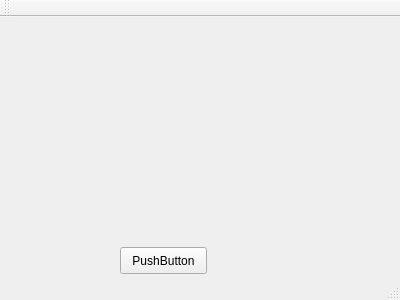
Old version of the form mainwindow.ui in the repository Ruj89/infmedica.
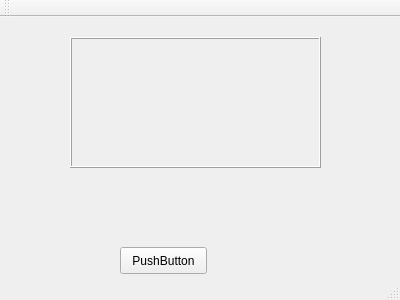
New version of the form.

The edit to the form file:
```diff
--- a/mainwindow.ui
+++ b/mainwindow.ui
@@ -28,17 +28,35 @@
     </property>
    </widget>
    <widget class="QLabel" name="WidgetImageLabel">
+    <property name="enabled">
+     <bool>true</bool>
+    </property>
     <property name="geometry">
      <rect>
-      <x>120</x>
-      <y>40</y>
-      <width>171</width>
-      <height>141</height>
+      <x>70</x>
+      <y>20</y>
+      <width>251</width>
+      <height>131</height>
      </rect>
     </property>
+    <property name="sizePolicy">
+     <sizepolicy hsizetype="Fixed" vsizetype="Fixed">
+      <horstretch>0</horstretch>
+      <verstretch>0</verstretch>
+     </sizepolicy>
+    </property>
+    <property name="frameShape">
+     <enum>QFrame::Box</enum>
+    </property>
+    <property name="frameShadow">
+     <enum>QFrame::Raised</enum>
+    </property>
     <property name="text">
      <string/>
     </property>
+    <property name="alignment">
+     <set>Qt::AlignCenter</set>
+    </property>
    </widget>
   </widget>
   <widget class="QToolBar" name="mainToolBar">
```
